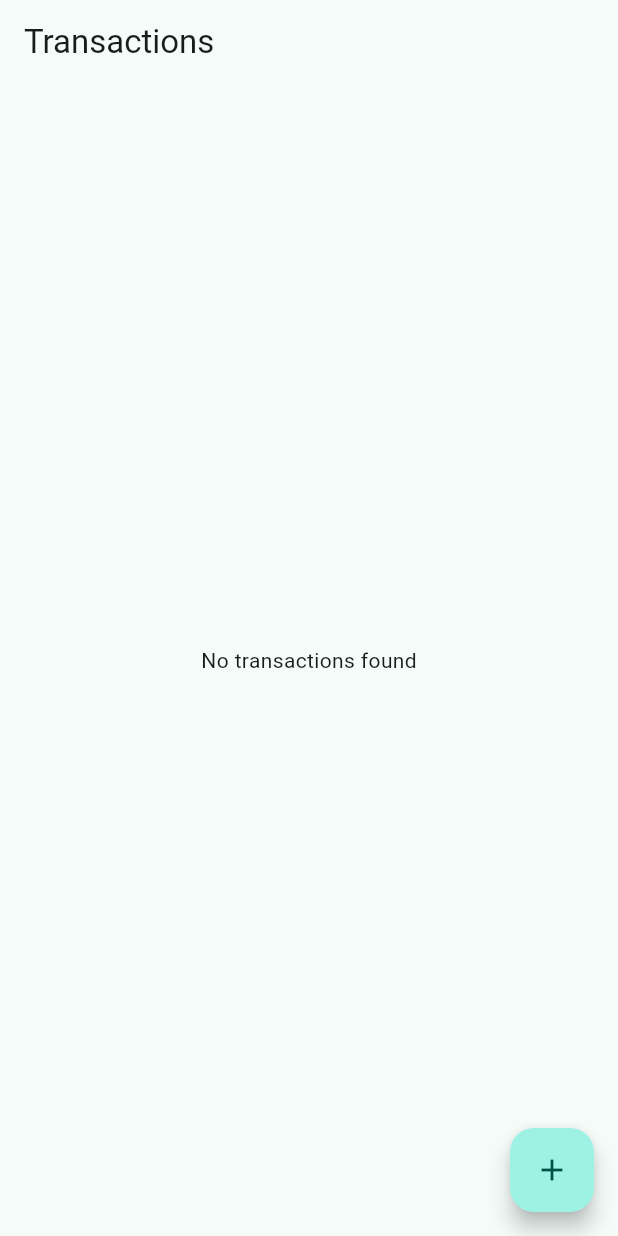
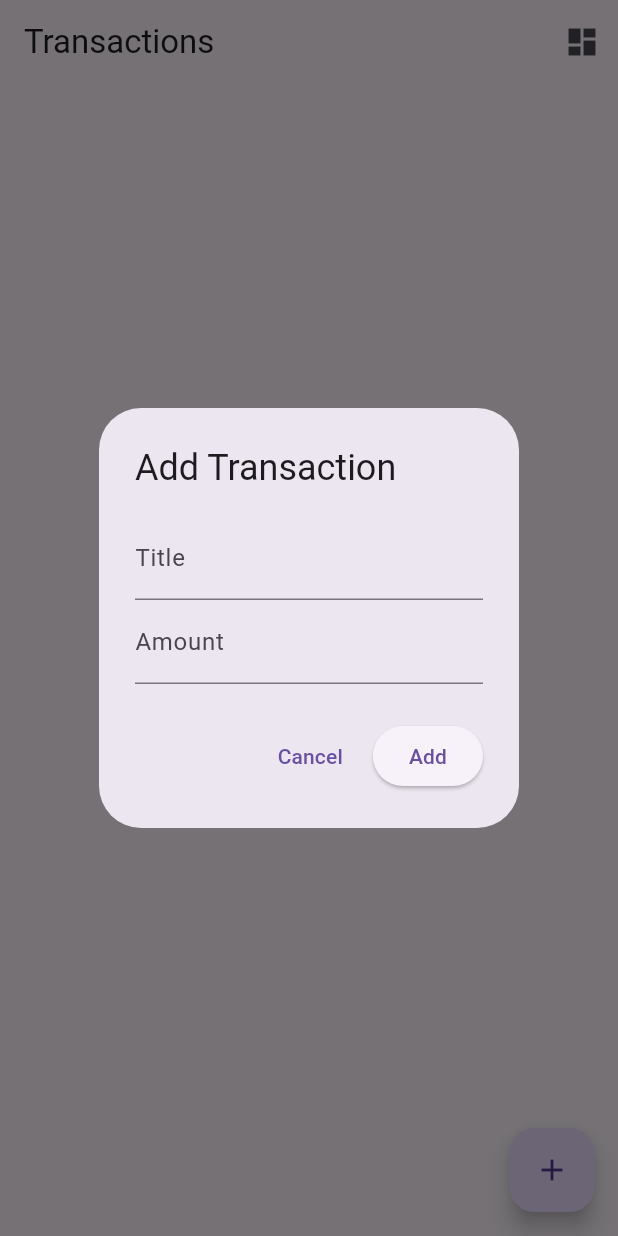
Before and after one commit to jsonOdison/kuvaka_tech_assesment, a Flutter app: the screen it shows after launch, after a tap on the "add" icon, on a phone screen of 412 x 824 dp. Run offline on Flutter 3.47's test engine with Material 3 defaults, Android fonts, the phone set to English and light mode, and no system bars; our stand-ins replace bloc, equatable, flutter_bloc, get_it, hive, hive_flutter; accounts and stored records are empty.

Commit message:
added use cases for dashboard added navigation for transaction to dashboard

```diff
--- /dev/null
+++ b/devtools_options.yaml
@@ -0,0 +1,3 @@
+description: This file stores settings for Dart & Flutter DevTools.
+documentation: https://docs.flutter.dev/tools/devtools/extensions#configure-extension-enablement-states
+extensions:
--- a/lib/main.dart
+++ b/lib/main.dart
@@ -1,9 +1,11 @@
 import 'package:flutter/material.dart';
+import 'package:flutter_bloc/flutter_bloc.dart';
 import 'package:hive_flutter/adapters.dart';
 import 'package:kuvaka_tech_assesment/src/core/constants/hive_keys.dart';
 import 'package:kuvaka_tech_assesment/src/core/di/injection_container.dart'
     as di;
 import 'package:kuvaka_tech_assesment/src/features/transactions/data/models/transaction_model.dart';
+import 'package:kuvaka_tech_assesment/src/features/transactions/presentation/bloc/transactions_bloc.dart';
 import 'package:kuvaka_tech_assesment/src/features/transactions/presentation/pages/transaction_page.dart';
 
 void main() async {
@@ -16,17 +18,26 @@ void main() async {
 
   await di.init();
 
-  runApp(const MainApp());
+  runApp(const MyApp());
 }
 
-class MainApp extends StatelessWidget {
-  const MainApp({super.key});
+class MyApp extends StatelessWidget {
+  const MyApp({super.key});
 
   @override
   Widget build(BuildContext context) {
-    return MaterialApp(
-      theme: ThemeData(useMaterial3: true, colorSchemeSeed: Colors.teal),
-      home: const TransactionPage(),
+    return MultiBlocProvider(
+      providers: [
+        BlocProvider<TransactionBloc>(
+          create: (_) =>
+              di.sl<TransactionBloc>()
+                ..add(LoadTransactionsEvent()), // intially load the transaction
+        ),
+      ],
+      child: const MaterialApp(
+        title: 'Finance Tracker',
+        home: TransactionPage(), // Must be below the provider
+      ),
     );
   }
 }
--- a/lib/src/core/di/injection_container.dart
+++ b/lib/src/core/di/injection_container.dart
@@ -1,6 +1,8 @@
 import 'package:get_it/get_it.dart';
 import 'package:hive/hive.dart';
 import 'package:kuvaka_tech_assesment/src/core/constants/hive_keys.dart';
+import 'package:kuvaka_tech_assesment/src/features/dashboard/domain/usecases/get_summary.dart';
+import 'package:kuvaka_tech_assesment/src/features/dashboard/presentation/bloc/dashboard_bloc.dart';
 import 'package:kuvaka_tech_assesment/src/features/transactions/data/local/transaction_local_data_source.dart';
 import 'package:kuvaka_tech_assesment/src/features/transactions/data/models/transaction_model.dart';
 import 'package:kuvaka_tech_assesment/src/features/transactions/domain/repositories/transaction_repository.dart';
@@ -31,6 +33,8 @@ Future<void> init() async {
   sl.registerLazySingleton(() => AddTransaction(sl()));
   sl.registerLazySingleton(() => DeleteTransaction(sl()));
 
+  sl.registerLazySingleton(() => GetSummary(sl()));
+
   // bloc use cases
   sl.registerFactory(
     () => TransactionBloc(
@@ -39,4 +43,6 @@ Future<void> init() async {
       deleteTransaction: sl(),
     ),
   );
+
+  sl.registerFactory(() => DashboardBloc(sl()));
 }
--- /dev/null
+++ b/lib/src/features/dashboard/presentation/bloc/dashboard_bloc_event.dart
@@ -0,0 +1,5 @@
+part of 'dashboard_bloc.dart';
+
+abstract class DashboardEvent {}
+
+class LoadDashboardEvent extends DashboardEvent {}
--- a/lib/src/features/transactions/presentation/pages/transaction_page.dart
+++ b/lib/src/features/transactions/presentation/pages/transaction_page.dart
@@ -1,37 +1,49 @@
 import 'package:flutter/material.dart';
 import 'package:flutter_bloc/flutter_bloc.dart';
+import 'package:kuvaka_tech_assesment/src/features/dashboard/presentation/pages/dashboard_page.dart';
 import 'package:kuvaka_tech_assesment/src/features/transactions/domain/entities/transactionl.dart';
 import 'package:kuvaka_tech_assesment/src/features/transactions/presentation/bloc/transactions_bloc.dart';
-import '../../../../core/di/injection_container.dart';
 
 class TransactionPage extends StatelessWidget {
   const TransactionPage({super.key});
 
   @override
   Widget build(BuildContext context) {
-    return BlocProvider(
-      create: (_) => sl<TransactionBloc>()..add(LoadTransactionsEvent()),
-      child: Scaffold(
-        appBar: AppBar(title: const Text('Transactions')),
+    return Scaffold(
+      appBar: AppBar(
+        title: const Text('Transactions'),
+        actions: [
+          IconButton(
+            icon: const Icon(Icons.dashboard),
+            onPressed: () {
+              Navigator.push(
+                context,
+                MaterialPageRoute(builder: (_) => const DashboardPage()),
+              );
+            },
+          ),
+        ],
+      ),
       body: BlocBuilder<TransactionBloc, TransactionState>(
         builder: (context, state) {
           if (state is TransactionLoading) {
             return const Center(child: CircularProgressIndicator());
           } else if (state is TransactionLoaded) {
             if (state.transactions.isEmpty) {
-                return const Center(child: Text('No transactions found'));
+              return const Center(child: Text('No transactions yet'));
             }
+
             return ListView.builder(
               itemCount: state.transactions.length,
-                itemBuilder: (_, i) {
-                  final t = state.transactions[i];
+              itemBuilder: (context, index) {
+                final t = state.transactions[index];
                 return ListTile(
                   title: Text(t.title),
                   subtitle: Text(
                     '${t.category} • ${t.amount.toStringAsFixed(2)}',
                   ),
                   trailing: IconButton(
-                      icon: const Icon(Icons.delete),
+                    icon: const Icon(Icons.delete_outline),
                     onPressed: () {
                       context.read<TransactionBloc>().add(
                         DeleteTransactionEvent(t.id),
@@ -49,25 +61,66 @@ class TransactionPage extends StatelessWidget {
       ),
       floatingActionButton: FloatingActionButton(
         onPressed: () {
-            // temporary test add
-            final transaction = DateTime.now().millisecondsSinceEpoch
-                .toString();
-            context.read<TransactionBloc>().add(
-              AddTransactionEvent(
-                TransactionEntity(
-                  id: transaction,
-                  title: 'Test $transaction',
-                  amount: 50.0,
+          _showAddTransactionDialog(context);
+        },
+        child: const Icon(Icons.add),
+      ),
+    );
+  }
+
+  void _showAddTransactionDialog(BuildContext context) {
+    final titleController = TextEditingController();
+    final amountController = TextEditingController();
+
+    showDialog(
+      context: context,
+      builder: (context) {
+        return AlertDialog(
+          title: const Text('Add Transaction'),
+          content: Column(
+            mainAxisSize: MainAxisSize.min,
+            children: [
+              TextField(
+                controller: titleController,
+                decoration: const InputDecoration(labelText: 'Title'),
+              ),
+              TextField(
+                controller: amountController,
+                keyboardType: TextInputType.number,
+                decoration: const InputDecoration(labelText: 'Amount'),
+              ),
+            ],
+          ),
+          actions: [
+            TextButton(
+              onPressed: () => Navigator.pop(context),
+              child: const Text('Cancel'),
+            ),
+            ElevatedButton(
+              onPressed: () {
+                final title = titleController.text.trim();
+                final amount = double.tryParse(amountController.text) ?? 0.0;
+                if (title.isNotEmpty && amount > 0) {
+                  final id = DateTime.now().millisecondsSinceEpoch.toString();
+                  final transaction = TransactionEntity(
+                    id: id,
+                    title: title,
+                    amount: amount,
                     date: DateTime.now(),
                     category: 'General',
                     isExpense: true,
+                  );
+                  context.read<TransactionBloc>().add(
+                    AddTransactionEvent(transaction),
+                  );
+                  Navigator.pop(context);
+                }
+              },
+              child: const Text('Add'),
             ),
-              ),
+          ],
         );
       },
-          child: const Icon(Icons.add),
-        ),
-      ),
     );
   }
 }
```
Also changed, not shown: lib/src/features/dashboard/domain/usecases/get_summary.dart (+24 -0 lines), lib/src/features/dashboard/presentation/bloc/dashboard_bloc.dart (added, +32 -0 lines), lib/src/features/dashboard/presentation/bloc/dashboard_bloc_state.dart (added, +23 -0 lines), lib/src/features/dashboard/presentation/pages/dashboard_page.dart (added, +39 -0 lines), 2 other files. Lines whose indentation alone changed are shown as unchanged.
